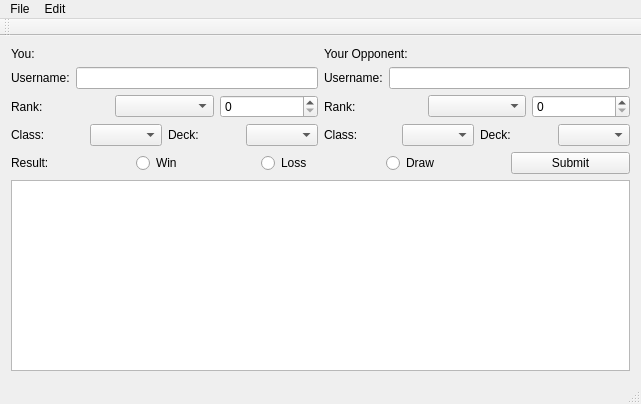
rikumiyao/HearthLogger, file HearthLogger/mainwindow.ui: the form before one commit.
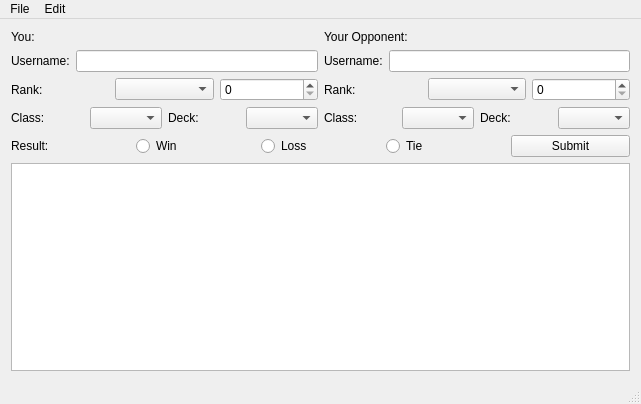
The form after the commit.

The edit to the form file:
```diff
--- a/HearthLogger/mainwindow.ui
+++ b/HearthLogger/mainwindow.ui
@@ -201,7 +201,7 @@
         <item>
          <widget class="QRadioButton" name="radioButton_3">
           <property name="text">
-           <string>Draw</string>
+           <string>Tie</string>
           </property>
          </widget>
         </item>
@@ -244,14 +244,6 @@
    <addaction name="menuEdit"/>
   </widget>
   <widget class="QStatusBar" name="statusBar"/>
-  <widget class="QToolBar" name="mainToolBar">
-   <attribute name="toolBarArea">
-    <enum>TopToolBarArea</enum>
-   </attribute>
-   <attribute name="toolBarBreak">
-    <bool>false</bool>
-   </attribute>
-  </widget>
  </widget>
  <layoutdefault spacing="6" margin="11"/>
  <resources/>
```
Left out of the diff: 8 changed lines with no effect on the pictures.
